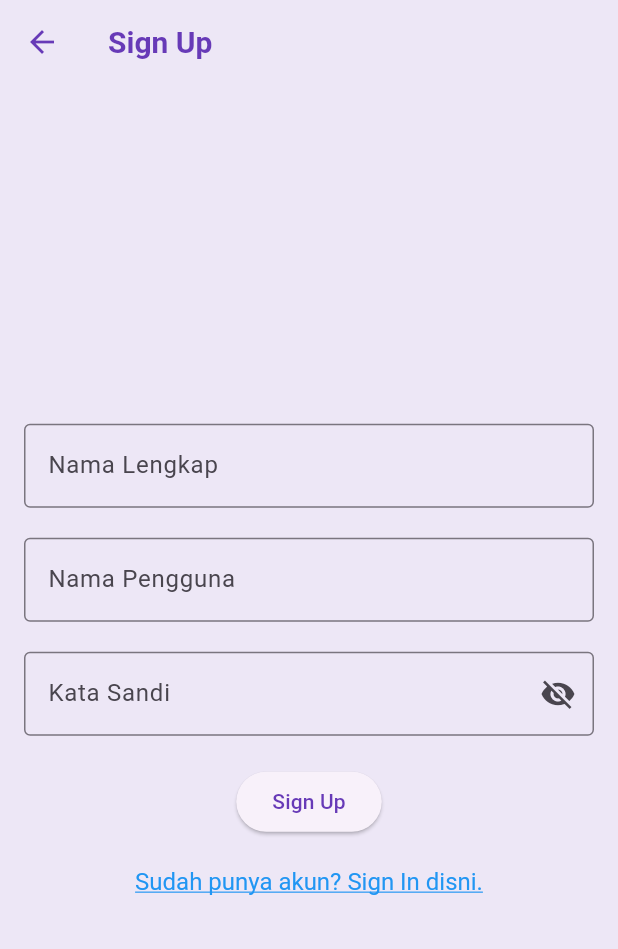
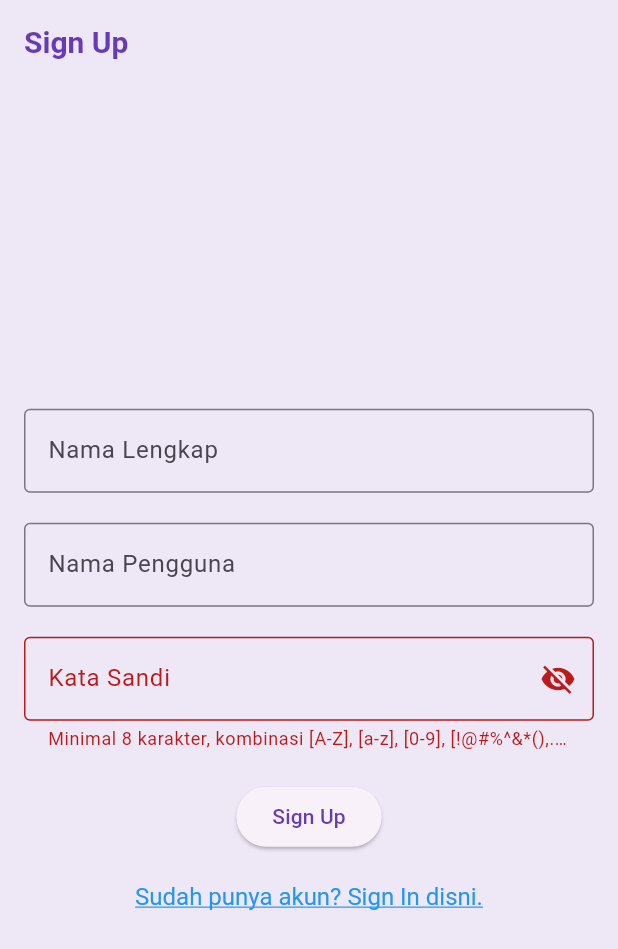
Before and after one commit to VenEsuella/prj_wisatacandisi51, a Flutter app: the SignUpScreen screen opened directly, after a tap on "Sign Up", on a phone screen of 412 x 824 dp. Shown: the top 949 px of the screen. Run offline on Flutter 3.47's test engine with Material 2 defaults, Android fonts, the phone set to English and light mode, and no system bars.

Commit message:
Validasi password pada SignUp Screen

```diff
--- a/lib/main.dart
+++ b/lib/main.dart
@@ -36,7 +36,7 @@ class MyApp extends StatelessWidget {
         ),
         useMaterial3: true,
       ),
-      home: const MainScreen(),
+      home: SignUpScreen(),
     );
   }
 }
--- a/lib/screens/signup_screen.dart
+++ b/lib/screens/signup_screen.dart
@@ -1,5 +1,6 @@
 import 'package:flutter/gestures.dart';
 import 'package:flutter/material.dart';
+import 'package:prj_wisatacandisi51/screens/signin_screen.dart';
 
 class SignUpScreen extends StatefulWidget {
   SignUpScreen({super.key});
@@ -9,9 +10,8 @@ class SignUpScreen extends StatefulWidget {
 }
 
 class _SignUpScreenState extends State<SignUpScreen> {
-  // TODO : 1. Deklarasikan variabel
+  final TextEditingController _nameController = TextEditingController();
   final TextEditingController _usernameController = TextEditingController();
-
   final TextEditingController _passwordController = TextEditingController();
 
   String _errorText = '';
@@ -19,13 +19,41 @@ class _SignUpScreenState extends State<SignUpScreen> {
   bool _isSignedIn = false;
 
   bool _obscurePassword = true;
+  // TODO : 1. Membuat metode _signup
+  void _signUp() {
+    final String name = _nameController.text.trim();
+    final String username = _usernameController.text.trim();
+    final String password = _passwordController.text.trim();
+
+    if (password.length < 8 ||
+        !password.contains(RegExp(r'[A-Z]')) ||
+        !password.contains(RegExp(r'[a-z]')) ||
+        !password.contains(RegExp(r'[0-9]')) ||
+        !password.contains(RegExp(r'[!@#$%^&*(),.?":{}|<>]'))) {
+      setState(() {
+        _errorText =
+            'Minimal 8 karakter, kombinasi [A-Z], [a-z], [0-9], [!@#%^&*(),.?":{}|<>]';
+      });
+      return;
+    }
+    print('*** Sign up berhasil!');
+    print('Nama : $name');
+    print('Nama Pengguna : $username');
+    print('Password : $password');
+  }
+
+  // TODO : 2. Membuat metode dispose
+  @override
+  void dispose() {
+    // TODO: implement dispose
+    super.dispose();
+  }
 
   @override
   Widget build(BuildContext context) {
     return Scaffold(
-      // TODO : 2. Pasang AppBar
       appBar: AppBar(
-        title: Text('Sign Up'),
+        title: const Text('Sign Up'),
       ),
       // TODO : 3. Pasang Body
       body: Center(
@@ -40,24 +68,24 @@ class _SignUpScreenState extends State<SignUpScreen> {
               children: [
                 // TODO : 5. Pasang TextFormField Nama Pengguna
                 TextFormField(
-                  controller: _usernameController,
-                  decoration: InputDecoration(
+                  controller: _nameController,
+                  decoration: const InputDecoration(
                     labelText: "Nama Lengkap",
                     border: OutlineInputBorder(),
                   ),
                 ),
-                SizedBox(
+                const SizedBox(
                   height: 20,
                 ),
                 TextFormField(
                   controller: _usernameController,
-                  decoration: InputDecoration(
+                  decoration: const InputDecoration(
                     labelText: "Nama Pengguna",
                     border: OutlineInputBorder(),
                   ),
                 ),
                 // TODO : 6. Pasang TextFormField Kata Sandi
-                SizedBox(
+                const SizedBox(
                   height: 20,
                 ),
                 TextFormField(
@@ -65,7 +93,7 @@ class _SignUpScreenState extends State<SignUpScreen> {
                   decoration: InputDecoration(
                     labelText: "Kata Sandi",
                     errorText: _errorText.isNotEmpty ? _errorText : null,
-                    border: OutlineInputBorder(),
+                    border: const OutlineInputBorder(),
                     suffixIcon: IconButton(
                       onPressed: () {
                         setState(() {
@@ -80,28 +108,30 @@ class _SignUpScreenState extends State<SignUpScreen> {
                   obscureText: _obscurePassword,
                 ),
                 // TODO : 7. Pasang TextFormField Sign In
-                SizedBox(
+                const SizedBox(
                   height: 20,
                 ),
                 ElevatedButton(
-                  onPressed: () {},
-                  child: Text('Sign Up'),
+                  onPressed: () {
+                    _signUp();
+                  },
+                  child: const Text('Sign Up'),
                 ),
                 // TODO : 8. Pasang TextButton Sign Up
-                SizedBox(
+                const SizedBox(
                   height: 20,
                 ),
                 RichText(
                   text: TextSpan(
                     text: 'Sudah punya akun? ',
-                    style: TextStyle(
+                    style: const TextStyle(
                         fontSize: 16,
                         color: Colors.blue,
                         decoration: TextDecoration.underline),
                     children: <TextSpan>[
                       TextSpan(
                         text: 'Sign In disni.',
-                        style: TextStyle(
+                        style: const TextStyle(
                           color: Colors.blue,
                           decoration: TextDecoration.underline,
                           fontSize: 16,
```
